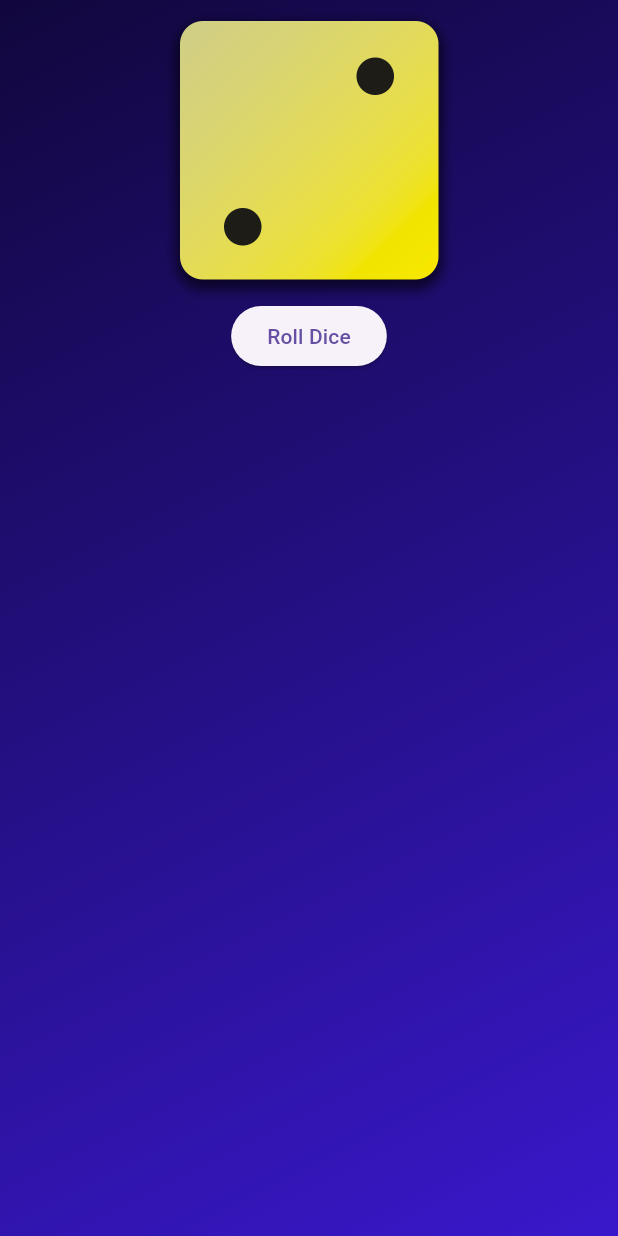
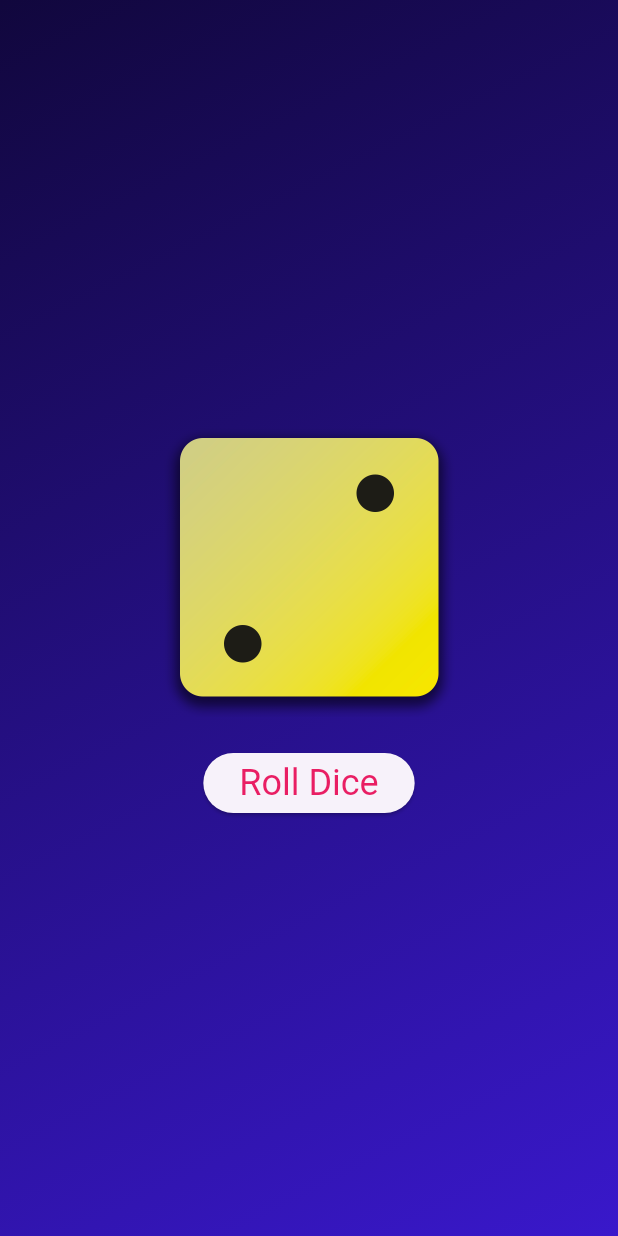
Before and after one commit to oBR1o/flutte_101, a Flutter app: the screen it shows after launch, on a phone screen of 412 x 824 dp. Run offline on Flutter 3.47's test engine with Material 3 defaults, Android fonts, the phone set to English and light mode, and no system bars.

Commit message:
Styling Button

```diff
--- a/lib/gradient_container.dart
+++ b/lib/gradient_container.dart
@@ -1,6 +1,7 @@
 import 'package:flutter/material.dart';
 
-const startAlignment = Alignment.topLeft; // use const because position can be locked
+const startAlignment =
+    Alignment.topLeft; // use const because position can be locked
 const endAlignment = Alignment.bottomRight;
 
 class GradientContainer extends StatelessWidget {
@@ -17,9 +18,7 @@ class GradientContainer extends StatelessWidget {
   final Color colors1;
   final Color colors2;
 
-  void rollDice(){
-
-  }
+  void rollDice() {}
 
   @override
   Widget build(context) {
@@ -36,12 +35,24 @@ class GradientContainer extends StatelessWidget {
       ),
       child: Center(
         child: Column(
+          mainAxisSize: MainAxisSize.min,
           children: [
             Image.asset(
               'assets/images/dice-2.png',
               width: 200,
             ),
-            ElevatedButton(onPressed: rollDice, child: const Text('Roll Dice'))
+            const SizedBox(
+              height: 20,
+            ),
+            ElevatedButton(
+                onPressed: rollDice,
+                style: ElevatedButton.styleFrom(
+                  foregroundColor: Colors.pink,
+                  textStyle: const TextStyle(
+                    fontSize: 24,
+                  ),
+                ),
+                child: const Text('Roll Dice'))
           ],
         ),
       ),
```
